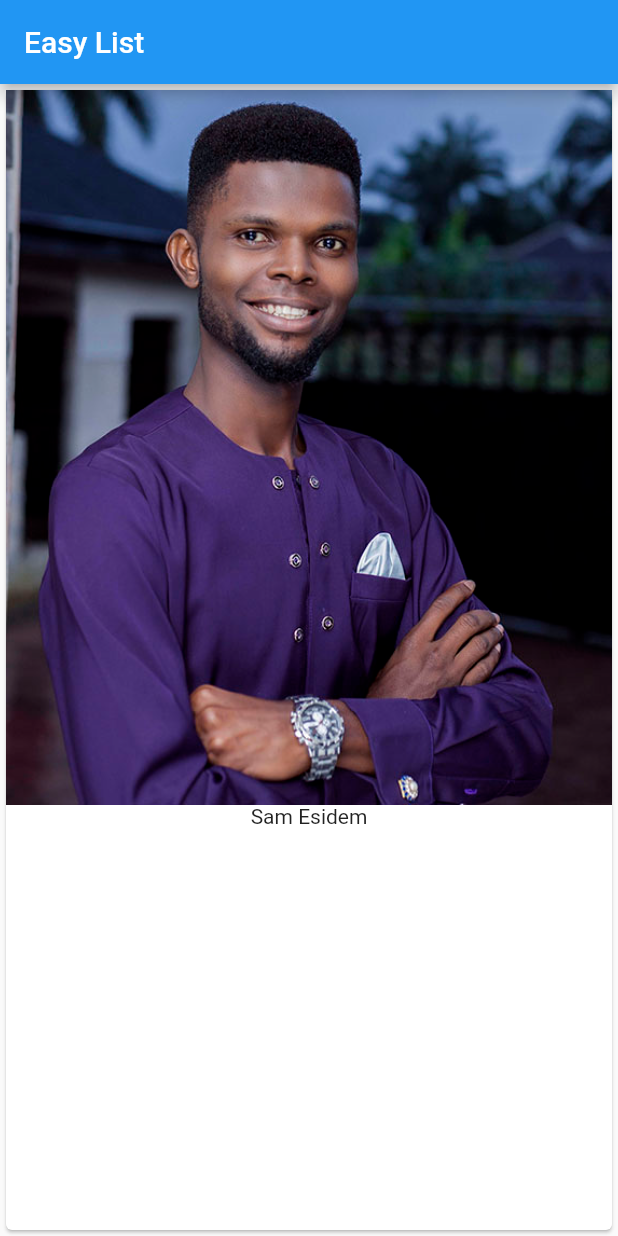
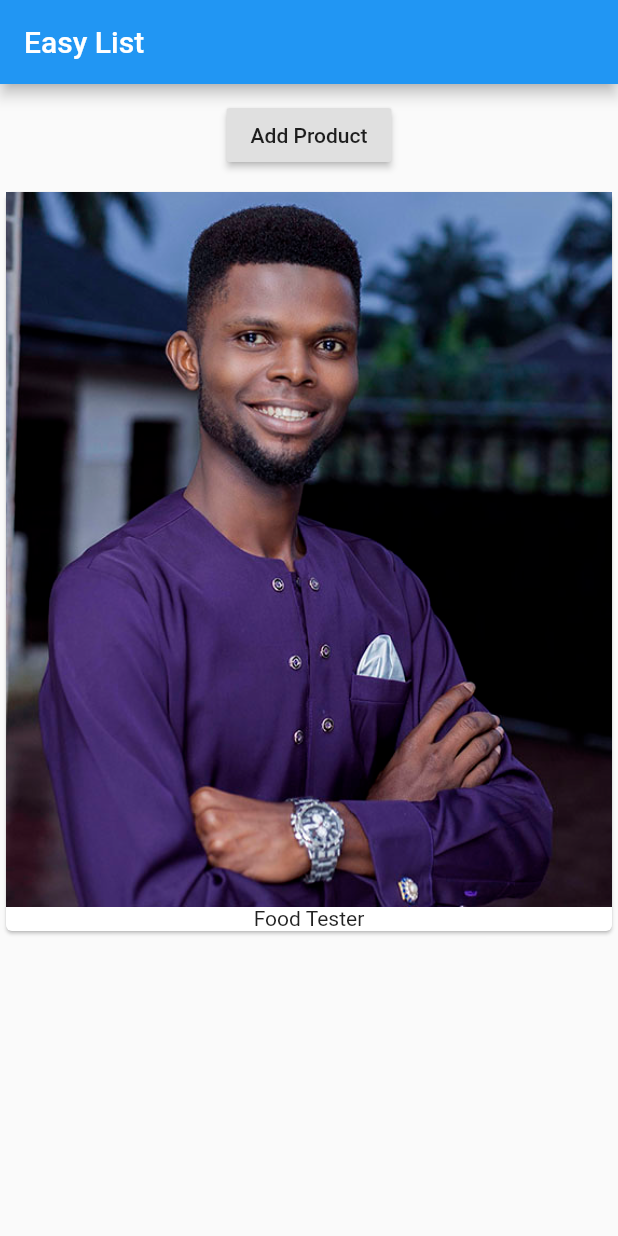
Before and after one commit to ESIDEM/flutter_course, a Flutter app: the screen it shows after launch, on a phone screen of 412 x 824 dp. Run offline on Flutter 3.47's test engine with Material 2 defaults, Android fonts, the phone set to English and light mode, and no system bars.

Commit message:
Multiple widget files used

```diff
--- a/lib/main.dart
+++ b/lib/main.dart
@@ -1,20 +1,20 @@
 import 'package:flutter/material.dart';
 
- void main() => runApp(MyApp());
+import './product_manager.dart';
 
+void main() => runApp(MyApp());
 
 class MyApp extends StatelessWidget {
 
   @override
   Widget build(BuildContext context) {
     return MaterialApp(
-      home: Scaffold(
-        appBar: AppBar(
-          title: Text("Easy List"),
-        ),
-        body: Card(child: Column(children: <Widget>[
-          Image.asset('assets/sam.jpg'), Text("Sam Esidem")
-        ],),),
+        home: Scaffold(
+      appBar: AppBar(
+        title: Text("Easy List"),
+      ),
+      body: ProductManager()
+
       ),
     );
   }
--- /dev/null
+++ b/lib/product_manager.dart
@@ -0,0 +1,33 @@
+import 'package:flutter/material.dart';
+
+import './products.dart';
+
+class ProductManager extends StatefulWidget {
+  @override
+  State<StatefulWidget> createState() {
+    // TODO: implement createState
+    return _ProductStateManager();
+  }
+}
+
+class _ProductStateManager extends State<ProductManager> {
+  List<String> _product = ["Food Tester"];
+
+  @override
+  Widget build(BuildContext context) {
+    // TODO: implement build
+    return Column( children: [Container(
+      margin: EdgeInsets.all(10.0),
+      child: RaisedButton(
+        onPressed: () {
+          setState(() {
+            _product.add("Advanced Food Tester");
+          });
+        },
+        child: Text("Add Product"),
+      ),
+    ),
+    Products(_product)
+    ]);
+  }
+}
--- /dev/null
+++ b/lib/products.dart
@@ -0,0 +1,26 @@
+
+
+import 'package:flutter/material.dart';
+
+class Products extends StatelessWidget{
+
+ final List<String> products;
+
+  Products(this.products);
+
+  @override
+  Widget build(BuildContext context) {
+
+    return  Column(children: products.map((element) => Card(
+      child: Column(
+        children: <Widget>[
+          Image.asset('assets/sam.jpg'),
+          Text(element)
+        ],
+      ),
+    )
+    ).toList(),
+    );
+  }
+
+}
```
